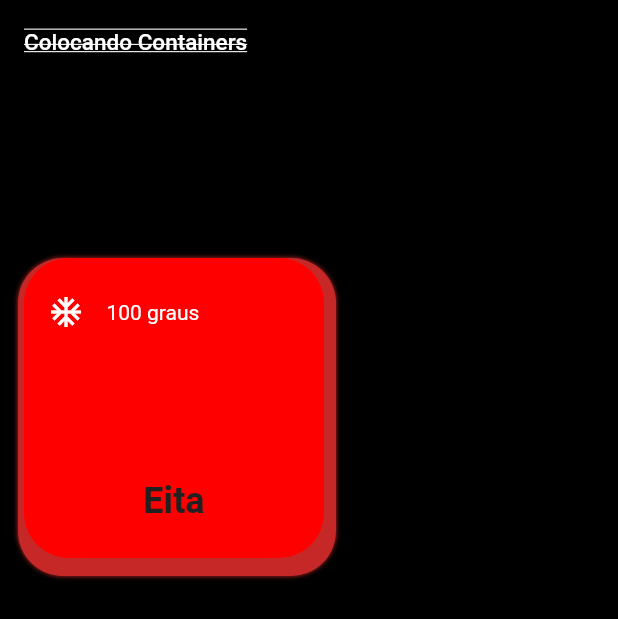
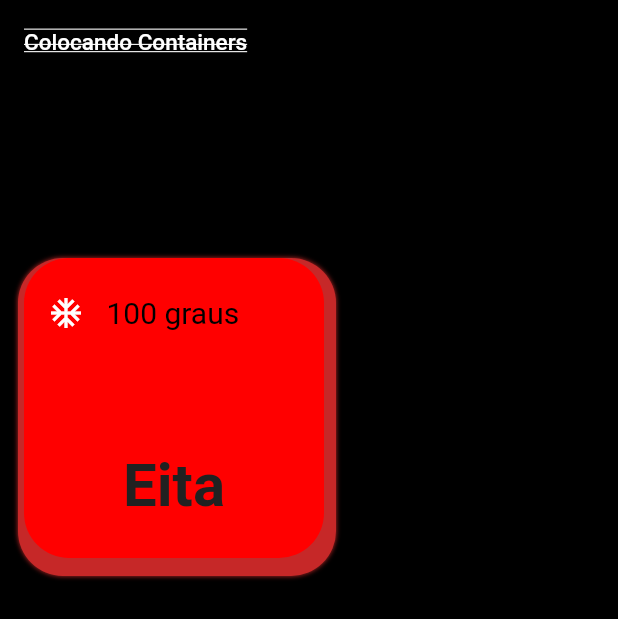
Before and after one commit to ailtondvieira/curso_proway, a Flutter app: the HomePage screen opened directly, on a phone screen of 412 x 824 dp. Shown: the top 619 px of the screen. Run offline on Flutter 3.47's test engine with Material 2 defaults, Android fonts, the phone set to English and light mode, and no system bars; network calls fail.

Commit message:
[Changing] Space sizes

```diff
--- a/controle_de_fluxo/JoãoPedro/Flutter/flutter_warren/lib/main2.dart
+++ b/controle_de_fluxo/JoãoPedro/Flutter/flutter_warren/lib/main2.dart
@@ -72,18 +72,24 @@ class _HomePageState extends State<HomePage> {
                         Icon(Icons.ac_unit_sharp),
                         Padding(
                           padding: EdgeInsets.only(left: 15),
-                          child: Text("100 graus"),
+                          child: Text(
+                            "100 graus",
+                            style: TextStyle(
+                              color: Colors.black,
+                              fontSize: 20,
+                            ),
+                          ),
                         ),
                       ],
                     ),
                     const SizedBox(
-                      height: 100,
+                      height: 80,
                       width: 100,
                     ),
                     Text(
                       "Eita",
                       style: TextStyle(
-                        fontSize: 24,
+                        fontSize: 40,
                         fontWeight: FontWeight.bold,
                         color: Colors.grey.shade900,
                       ),
```
